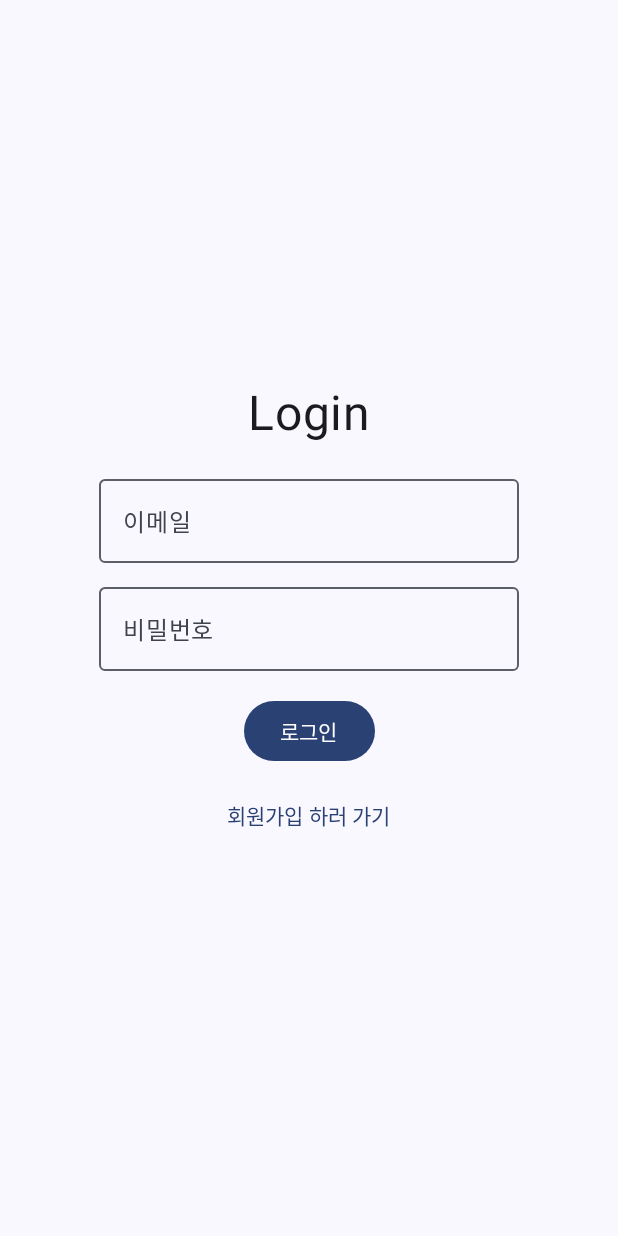
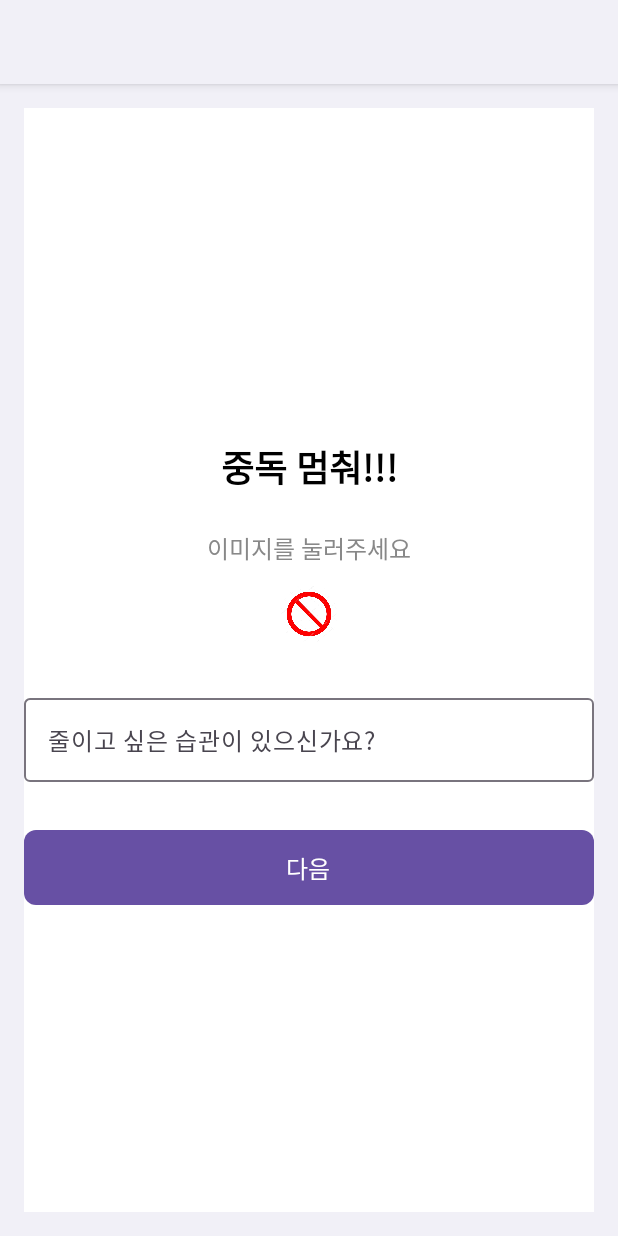
Before and after one commit to HeungJunBag/GainControl, an Android app built with Jetpack Compose: the screen it shows after launch (MainActivity), on a phone screen of 412 x 824 dp. Run offline under Robolectric (Android 15) with nearby library versions, the light colour scheme and no system bars.

Commit message:
디자인 초안

```diff
--- a/app/build.gradle.kts
+++ b/app/build.gradle.kts
@@ -62,6 +62,7 @@ dependencies {
     implementation(libs.androidx.material3)
     implementation(libs.androidx.navigation.compose)
     implementation(libs.firebase.auth)
+    implementation("androidx.core:core-splashscreen:1.0.1")
     testImplementation(libs.junit)
     androidTestImplementation(libs.androidx.junit)
     androidTestImplementation(libs.androidx.espresso.core)
--- /dev/null
+++ b/app/src/main/java/com/heungjun/gaincontrol/AddictionForm.kt
@@ -0,0 +1,157 @@
+package com.heungjun.gaincontrol
+
+import androidx.compose.foundation.Image
+import androidx.compose.foundation.background
+import androidx.compose.foundation.clickable
+import androidx.compose.foundation.layout.Arrangement
+import androidx.compose.foundation.layout.Column
+import androidx.compose.foundation.layout.Row
+import androidx.compose.foundation.layout.Spacer
+import androidx.compose.foundation.layout.fillMaxSize
+import androidx.compose.foundation.layout.fillMaxWidth
+import androidx.compose.foundation.layout.height
+import androidx.compose.foundation.layout.padding
+import androidx.compose.foundation.shape.RoundedCornerShape
+import androidx.compose.material3.Button
+import androidx.compose.material3.ExperimentalMaterial3Api
+import androidx.compose.material3.Icon
+import androidx.compose.material3.IconButton
+import androidx.compose.material3.OutlinedTextField
+import androidx.compose.material3.Text
+import androidx.compose.material3.AlertDialog
+import androidx.compose.runtime.Composable
+import androidx.compose.runtime.getValue
+import androidx.compose.runtime.mutableStateOf
+import androidx.compose.runtime.remember
+import androidx.compose.runtime.setValue
+import androidx.compose.ui.Alignment
+import androidx.compose.ui.Modifier
+import androidx.compose.ui.graphics.Color
+import androidx.compose.ui.res.painterResource
+import androidx.compose.ui.text.font.FontWeight
+import androidx.compose.ui.tooling.preview.Preview
+import androidx.compose.ui.unit.dp
+import androidx.compose.ui.unit.sp
+
+@Composable
+fun AddictionForm() {
+    // State variable for user input
+    var habit1 by remember { mutableStateOf("") }
+
+    // State variable to control dialog visibility
+    var isDialogOpen by remember { mutableStateOf(false) }
+
+    Column(
+        modifier = Modifier
+            .fillMaxSize()
+            .padding(16.dp)
+            .background(Color.White),
+        horizontalAlignment = Alignment.CenterHorizontally,
+        verticalArrangement = Arrangement.Center // Center vertically
+    ) {
+        Text(
+            text = "중독 멈춰!!!",
+            fontSize = 24.sp,
+            fontWeight = FontWeight.Bold,
+            modifier = Modifier.padding(vertical = 16.dp)
+        )
+
+        // Instruction text above the image
+        Text(
+            text = "이미지를 눌러주세요",
+            fontSize = 16.sp,
+            color = Color.Gray,
+            modifier = Modifier.padding(vertical = 8.dp)
+        )
+
+        // Clickable Image for Category Selection
+        IconButton(onClick = { isDialogOpen = true }) {
+            Image(
+                painter = painterResource(id = R.drawable.no_sign),
+                contentDescription = "No Addiction Sign",
+                modifier = Modifier
+                    .height(80.dp)
+                    .padding(vertical = 1.dp)
+            )
+        }
+
+        Spacer(modifier = Modifier.height(16.dp))
+
+        // Habit Input Field with selected category in field
+        OutlinedTextField(
+            value = habit1,
+            onValueChange = { habit1 = it },
+            label = { Text("줄이고 싶은 습관이 있으신가요?") },
+            modifier = Modifier
+                .fillMaxWidth()
+                .padding(vertical = 8.dp)
+        )
+
+        Spacer(modifier = Modifier.height(24.dp))
+
+        // Add Information Button
+        Button(
+            onClick = { /* Action to save info */ },
+            shape = RoundedCornerShape(8.dp),
+            modifier = Modifier.fillMaxWidth().height(50.dp)
+        ) {
+            Text(text = "다음", fontSize = 16.sp)
+        }
+    }
+
+    // Full-screen category selection dialog
+    if (isDialogOpen) {
+        AlertDialog(
+            onDismissRequest = { isDialogOpen = false },
+            title = {
+                Text(
+                    text = "카테고리를 선택하세요",
+                    fontSize = 20.sp,
+                    fontWeight = FontWeight.Bold
+                )
+            },
+            text = {
+                Column {
+                    CategoryItem("흡연", R.drawable.baseline_smoking_rooms_24) { habit1 = "흡연"; isDialogOpen = false }
+                    CategoryItem("음주", R.drawable.baseline_local_drink_24) { habit1 = "음주"; isDialogOpen = false }
+                    CategoryItem("게임", R.drawable.baseline_videogame_asset_24) { habit1 = "게임"; isDialogOpen = false }
+                    // Add other categories here using CategoryItem composable...
+                }
+            },
+            confirmButton = {
+                Text(
+                    text = "취소",
+                    modifier = Modifier
+                        .clickable { isDialogOpen = false }
+                        .padding(8.dp),
+                    color = Color.Red
+                )
+            },
+            modifier = Modifier.fillMaxWidth(0.9f)
+        )
+    }
+}
+
+@Composable
+fun CategoryItem(name: String, iconResId: Int, onClick: () -> Unit) {
+    Row(
+        modifier = Modifier
+            .fillMaxWidth()
+            .clickable { onClick() }
+            .padding(vertical = 8.dp, horizontal = 16.dp),
+        verticalAlignment = Alignment.CenterVertically
+    ) {
+        Icon(
+            painter = painterResource(id = iconResId),
+            contentDescription = name,
+            modifier = Modifier.padding(end = 12.dp)
+        )
+        Text(text = name, fontSize = 18.sp)
+    }
+}
+
+@Preview(showBackground = true)
+@Composable
+fun PreviewAddictionForm() {
+    AddictionForm()
+}
--- a/app/src/main/java/com/heungjun/gaincontrol/AuthViewModel.kt
+++ /dev/null
@@ -1,75 +0,0 @@
-package com.heungjun.gaincontrol
-
-import androidx.lifecycle.LiveData
-import androidx.lifecycle.MutableLiveData
-import androidx.lifecycle.ViewModel
-import com.google.firebase.auth.FirebaseAuth
-
-class AuthViewModel : ViewModel() {
-
-    private val auth : FirebaseAuth = FirebaseAuth.getInstance()
-
-    private val _authState = MutableLiveData<AuthState>()
-    val authState: LiveData<AuthState> = _authState
-
-    init {
-        checkAuthStatus()
-    }
-
-
-    fun checkAuthStatus(){
-        if(auth.currentUser==null){
-            _authState.value = AuthState.Unauthenticated
-        }else{
-            _authState.value = AuthState.Authenticated
-        }
-    }
-
-    fun login(email : String,password : String){
-
-        if(email.isEmpty() || password.isEmpty()){
-            _authState.value = AuthState.Error("Email or password can't be empty")
-            return
-        }
-        _authState.value = AuthState.Loading
-        auth.signInWithEmailAndPassword(email,password)
-            .addOnCompleteListener{task->
-                if (task.isSuccessful){
-                    _authState.value = AuthState.Authenticated
-                }else{
-                    _authState.value = AuthState.Error(task.exception?.message?:"Something went wrong")
-                }
-            }
-    }
-
-    fun signup(email: String, password: String) {
-        if (email.isEmpty() || password.isEmpty()) {
-            _authState.value = AuthState.Error("이메일과 비밀번호를 모두 입력해야 합니다.")
-            return
-        }
-        _authState.value = AuthState.Loading
-        auth.createUserWithEmailAndPassword(email, password)
-            .addOnCompleteListener { task ->
-                if (task.isSuccessful) {
-                    // 회원가입 완료 시 상태를 Unauthenticated로 변경
-                    _authState.value = AuthState.Unauthenticated
-                } else {
-                    _authState.value = AuthState.Error(task.exception?.message ?: "Something went wrong")
-                }
-            }
-    }
-
-    fun signout(){
-        auth.signOut()
-        _authState.value = AuthState.Unauthenticated
-    }
-
-
-}
-
-sealed class AuthState{
-    object Authenticated : AuthState()
-    object Unauthenticated : AuthState()
-    object Loading : AuthState()
-    data class Error(val message : String) : AuthState()
-}
--- a/app/src/main/java/com/heungjun/gaincontrol/MainActivity.kt
+++ b/app/src/main/java/com/heungjun/gaincontrol/MainActivity.kt
@@ -3,25 +3,23 @@ package com.heungjun.gaincontrol
 import android.os.Bundle
 import androidx.activity.ComponentActivity
 import androidx.activity.compose.setContent
-import androidx.activity.enableEdgeToEdge
-import androidx.activity.viewModels
+import androidx.compose.foundation.Image
+import androidx.compose.foundation.layout.Box
 import androidx.compose.foundation.layout.fillMaxSize
-import androidx.compose.foundation.layout.padding
-import androidx.compose.material3.Scaffold
+import androidx.compose.runtime.Composable
+import androidx.compose.ui.Alignment
 import androidx.compose.ui.Modifier
-import com.heungjun.gaincontrol.ui.theme.GainControlTheme
+import androidx.compose.ui.res.painterResource
+import androidx.compose.ui.tooling.preview.Preview
+import androidx.core.splashscreen.SplashScreen.Companion.installSplashScreen
+import com.heungjun.gaincontrol.AddictionForm
 
 class MainActivity : ComponentActivity() {
     override fun onCreate(savedInstanceState: Bundle?) {
         super.onCreate(savedInstanceState)
-        enableEdgeToEdge()
-        val authViewModel : AuthViewModel by viewModels()
+        installSplashScreen()
         setContent {
-            GainControlTheme {
-                Scaffold(modifier = Modifier.fillMaxSize()) { innerPadding ->
-                    MyAppNavigation(modifier = Modifier.padding(innerPadding), authViewModel = authViewModel)
-                }
-            }
+            AddictionForm()
         }
     }
 }
--- a/app/src/main/java/com/heungjun/gaincontrol/MyAppNavigation.kt
+++ /dev/null
@@ -1,27 +0,0 @@
-package com.heungjun.gaincontrol
-
-import androidx.compose.runtime.Composable
-import androidx.compose.ui.Modifier
-import androidx.navigation.compose.NavHost
-import androidx.navigation.compose.composable
-import androidx.navigation.compose.rememberNavController
-import com.heungjun.gaincontrol.pages.HomePage
-import com.heungjun.gaincontrol.pages.LoginPage
-import com.heungjun.gaincontrol.pages.SignupPage
-
-@Composable
-fun MyAppNavigation(modifier: Modifier = Modifier,authViewModel: AuthViewModel) {
-    val navController = rememberNavController()
-
-    NavHost(navController = navController, startDestination = "login", builder = {
-        composable("login"){
-            LoginPage(modifier,navController,authViewModel)
-        }
-        composable("signup"){
-            SignupPage(modifier,navController,authViewModel)
-        }
-        composable("home"){
-            HomePage(modifier,navController,authViewModel)
-        }
-    })
-}
--- a/app/src/main/java/com/heungjun/gaincontrol/pages/LoginPage.kt
+++ /dev/null
@@ -1,104 +0,0 @@
-package com.heungjun.gaincontrol.pages
-
-import android.widget.Toast
-import androidx.compose.foundation.layout.Arrangement
-import androidx.compose.foundation.layout.Column
-import androidx.compose.foundation.layout.Spacer
-import androidx.compose.foundation.layout.fillMaxSize
-import androidx.compose.foundation.layout.height
-import androidx.compose.material3.Button
-import androidx.compose.material3.OutlinedTextField
-import androidx.compose.material3.Text
-import androidx.compose.material3.TextButton
-import androidx.compose.runtime.Composable
-import androidx.compose.runtime.LaunchedEffect
-import androidx.compose.runtime.getValue
-import androidx.compose.runtime.livedata.observeAsState
-import androidx.compose.runtime.mutableStateOf
-import androidx.compose.runtime.remember
-import androidx.compose.runtime.setValue
-import androidx.compose.ui.Alignment
-import androidx.compose.ui.Modifier
-import androidx.compose.ui.platform.LocalContext
-import androidx.compose.ui.unit.dp
-import androidx.compose.ui.unit.sp
-import androidx.navigation.NavController
-import com.heungjun.gaincontrol.AuthState
-import com.heungjun.gaincontrol.AuthViewModel
-
-@Composable
-fun LoginPage(modifier: Modifier = Modifier,navController: NavController,authViewModel: AuthViewModel) {
-
-
-    var email by remember {
-        mutableStateOf("")
-    }
-
-    var password by remember {
-        mutableStateOf("")
-    }
-
-    val authState = authViewModel.authState.observeAsState()
-    val context = LocalContext.current
-
-    LaunchedEffect(authState.value) {
-        when(authState.value){
-            is AuthState.Authenticated -> navController.navigate("home")
-            is AuthState.Error -> Toast.makeText(context,
-                (authState.value as AuthState.Error).message, Toast.LENGTH_SHORT).show()
-            else -> Unit
-        }
-    }
-
-    Column(
-        modifier = modifier.fillMaxSize(),
-        verticalArrangement = Arrangement.Center,
-        horizontalAlignment = Alignment.CenterHorizontally
-    ) {
-        Text(text = "Login", fontSize = 32.sp)
-
-        Spacer(modifier = Modifier.height(16.dp))
-
-        OutlinedTextField(
-            value = email,
-            onValueChange = {
-                email = it
-            },
-            label = {
-                Text(text = "이메일")
-            }
-        )
-
-        Spacer(modifier = Modifier.height(8.dp))
-
-        OutlinedTextField(
-            value = password,
-            onValueChange = {
-                password = it
-            },
-            label = {
-                Text(text = "비밀번호")
-            }
-        )
-        Spacer(modifier = Modifier.height(16.dp))
-
-        Button(onClick = {
-            authViewModel.login(email,password)
-        },
-            enabled = authState.value != AuthState.Loading
-        ) {
-            Text(text = "로그인")
-        }
-
-
-        Spacer(modifier = Modifier.height(8.dp))
-
-        TextButton(onClick = {
-            navController.navigate("signup")
-        }) {
-            Text(text = "회원가입 하러 가기")
-        }
-
-    }
-
-}
--- /dev/null
+++ b/app/src/main/res/drawable/baseline_local_drink_24.xml
@@ -0,0 +1,5 @@
+<vector xmlns:android="http://schemas.android.com/apk/res/android" android:height="24dp" android:tint="#000000" android:viewportHeight="24" android:viewportWidth="24" android:width="24dp">
+
+    <path android:fillColor="@android:color/white" android:pathData="M3,2l2.01,18.23C5.13,21.23 5.97,22 7,22h10c1.03,0 1.87,-0.77 1.99,-1.77L21,2L3,2zM12,19c-1.66,0 -3,-1.34 -3,-3 0,-2 3,-5.4 3,-5.4s3,3.4 3,5.4c0,1.66 -1.34,3 -3,3zM18.33,8L5.67,8l-0.44,-4h13.53l-0.43,4z"/>
+
+</vector>
--- /dev/null
+++ b/app/src/main/res/drawable/baseline_smoking_rooms_24.xml
@@ -0,0 +1,5 @@
+<vector xmlns:android="http://schemas.android.com/apk/res/android" android:height="24dp" android:tint="#000000" android:viewportHeight="24" android:viewportWidth="24" android:width="24dp">
+
+    <path android:fillColor="@android:color/white" android:pathData="M2,16h15v3L2,19zM20.5,16L22,16v3h-1.5zM18,16h1.5v3L18,19zM18.85,7.73c0.62,-0.61 1,-1.45 1,-2.38C19.85,3.5 18.35,2 16.5,2v1.5c1.02,0 1.85,0.83 1.85,1.85S17.52,7.2 16.5,7.2v1.5c2.24,0 4,1.83 4,4.07L20.5,15L22,15v-2.24c0,-2.22 -1.28,-4.14 -3.15,-5.03zM16.03,10.2L14.5,10.2c-1.02,0 -1.85,-0.98 -1.85,-2s0.83,-1.75 1.85,-1.75v-1.5c-1.85,0 -3.35,1.5 -3.35,3.35s1.5,3.35 3.35,3.35h1.53c1.05,0 1.97,0.74 1.97,2.05L18,15h1.5v-1.64c0,-1.81 -1.6,-3.16 -3.47,-3.16z"/>
+
+</vector>
--- /dev/null
+++ b/app/src/main/res/drawable/baseline_videogame_asset_24.xml
@@ -0,0 +1,5 @@
+<vector xmlns:android="http://schemas.android.com/apk/res/android" android:height="24dp" android:tint="#000000" android:viewportHeight="24" android:viewportWidth="24" android:width="24dp">
+
+    <path android:fillColor="@android:color/white" android:pathData="M21,6L3,6c-1.1,0 -2,0.9 -2,2v8c0,1.1 0.9,2 2,2h18c1.1,0 2,-0.9 2,-2L23,8c0,-1.1 -0.9,-2 -2,-2zM11,13L8,13v3L6,16v-3L3,13v-2h3L6,8h2v3h3v2zM15.5,15c-0.83,0 -1.5,-0.67 -1.5,-1.5s0.67,-1.5 1.5,-1.5 1.5,0.67 1.5,1.5 -0.67,1.5 -1.5,1.5zM19.5,12c-0.83,0 -1.5,-0.67 -1.5,-1.5S18.67,9 19.5,9s1.5,0.67 1.5,1.5 -0.67,1.5 -1.5,1.5z"/>
+
+</vector>
--- a/app/src/main/res/values/themes.xml
+++ b/app/src/main/res/values/themes.xml
@@ -1,5 +1,11 @@
 <?xml version="1.0" encoding="utf-8"?>
 <resources>
 
-    <style name="Theme.GainControl" parent="android:Theme.Material.Light.NoActionBar" />
+    <style name="Theme.MySplashScreen" parent="Theme.SplashScreen">
+        <item name="windowSplashScreenBackground">@color/teal_200</item>
+        <item name="windowSplashScreenAnimatedIcon">@drawable/addiction</item>
+        <item name="postSplashScreenTheme">@style/Theme.MySplashScreen</item>
+    </style>
+
+    <style name="Theme.Addiction" parent="android:Theme.Material.Light.NoActionBar" />
 </resources>
```
Also changed, not shown: app/src/main/AndroidManifest.xml (+4 -4 lines), app/src/main/java/com/heungjun/gaincontrol/pages/HomePage.kt (deleted, +0 -45 lines), app/src/main/java/com/heungjun/gaincontrol/pages/SignupPage.kt (deleted, +0 -110 lines), app/src/main/res/drawable/addiction.png (added), app/src/main/res/drawable/no_sign.png (added).
